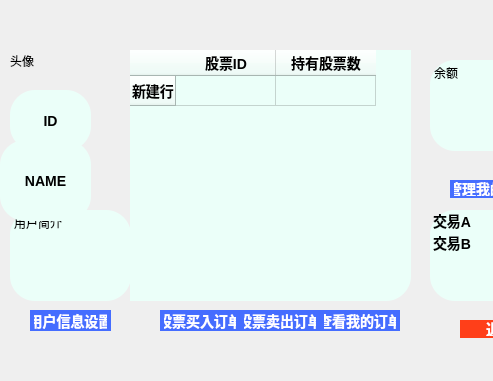
Old version of the form src/AllWindow/ui_account.ui in the repository Hypn0tised-ysy/stock-project; both pictures show x 0 to 493 and y 0 to 381 of the 737 by 381 pixel window.
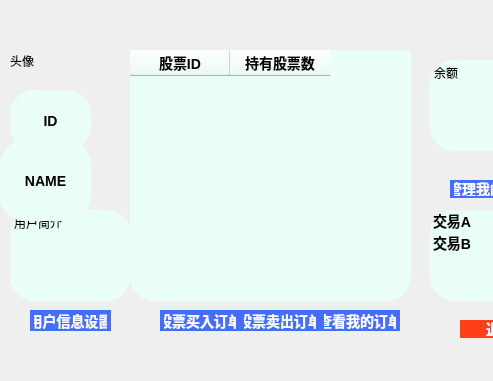
New version of the form.

Diff of the .ui file:
```diff
--- a/src/AllWindow/ui_account.ui
+++ b/src/AllWindow/ui_account.ui
@@ -216,11 +216,6 @@
 border-radius:25px;    /*设置圆角半径 */
 font:bold 14px;		/*设置按钮文字和大小*/</string>
    </property>
-   <row>
-    <property name="text">
-     <string>新建行</string>
-    </property>
-   </row>
    <column>
     <property name="text">
      <string>股票ID</string>
```
